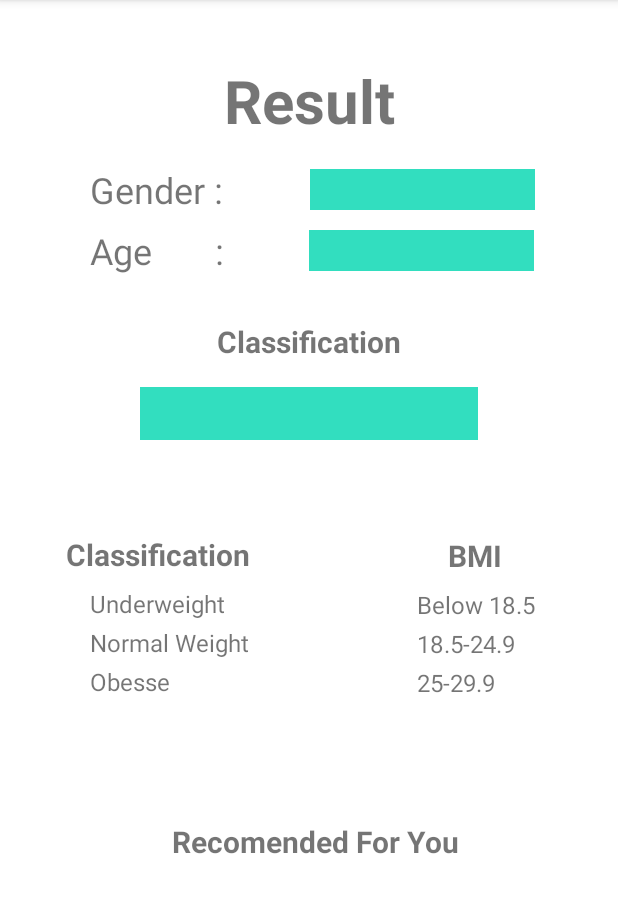
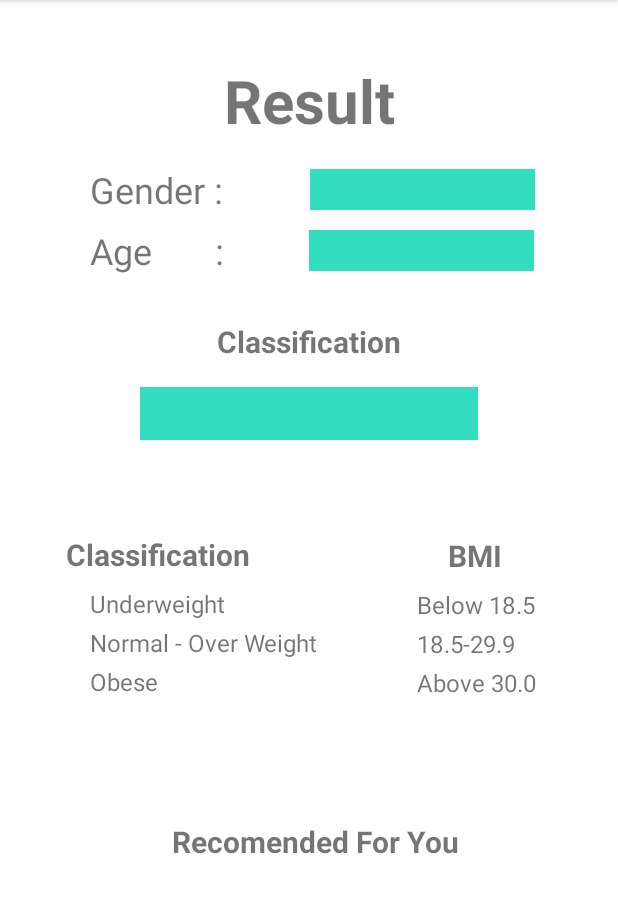
Before and after one commit to Ribhanhadyan/LiFit, an Android app: the ResultActivity screen opened directly, with no data from a screen before it, on a phone screen of 412 x 824 dp, the part 84-997 px from its top. Run offline under Robolectric (Android 15) with nearby library versions, the light colour scheme and no system bars.

Commit message:
Memperbaiki tampilan result
memperbaiki typo dan warna text

```diff
--- a/Mobile/LiFi-MD/app/src/main/res/layout/activity_result.xml
+++ b/Mobile/LiFi-MD/app/src/main/res/layout/activity_result.xml
@@ -14,6 +14,7 @@
         android:gravity="center"
         android:padding="4dp"
         android:textSize="14sp"
+        android:textColor="@color/black"
         app:layout_constraintBottom_toBottomOf="@+id/tv_age"
         app:layout_constraintEnd_toEndOf="parent"
         app:layout_constraintStart_toEndOf="@+id/tv_age"
@@ -27,6 +28,7 @@
         android:gravity="center"
         android:padding="4dp"
         android:textSize="14sp"
+        android:textColor="@color/black"
         app:layout_constraintBottom_toBottomOf="@+id/tv_gender"
         app:layout_constraintEnd_toEndOf="parent"
         app:layout_constraintHorizontal_bias="0.51"
@@ -98,8 +100,7 @@
         android:layout_width="wrap_content"
         android:layout_height="wrap_content"
         android:layout_marginTop="4dp"
-        android:text="Normal Weight"
-
+        android:text="Normal - Over Weight"
         android:textSize="16sp"
         app:layout_constraintStart_toStartOf="@+id/tv_underweight"
         app:layout_constraintTop_toBottomOf="@+id/tv_underweight" />
@@ -109,7 +110,7 @@
         android:layout_width="wrap_content"
         android:layout_height="wrap_content"
         android:layout_marginTop="4dp"
-        android:text="18.5-24.9"
+        android:text="18.5-29.9"
         android:textSize="16sp"
         app:layout_constraintStart_toStartOf="@+id/tv_underweight_bmi"
         app:layout_constraintTop_toBottomOf="@+id/tv_underweight_bmi" />
@@ -119,7 +120,7 @@
         android:layout_width="wrap_content"
         android:layout_height="wrap_content"
         android:layout_marginTop="4dp"
-        android:text="Obesse"
+        android:text="Obese"
         android:textSize="16sp"
         app:layout_constraintStart_toStartOf="@+id/tv_normal_weight"
         app:layout_constraintTop_toBottomOf="@+id/tv_normal_weight" />
@@ -129,7 +130,7 @@
         android:layout_width="wrap_content"
         android:layout_height="wrap_content"
         android:layout_marginTop="4dp"
-        android:text="25-29.9"
+        android:text="Above 30.0"
         android:textSize="16sp"
         app:layout_constraintStart_toStartOf="@+id/tv_normal_weight_bmi"
         app:layout_constraintTop_toBottomOf="@+id/tv_normal_weight_bmi" />
@@ -177,6 +178,7 @@
         android:gravity="center"
         android:padding="4dp"
         android:textSize="16sp"
+        android:textColor="@color/black"
         app:layout_constraintBottom_toBottomOf="parent"
         app:layout_constraintEnd_toEndOf="@+id/tv_classification_result"
         app:layout_constraintHorizontal_bias="0.504"
```
